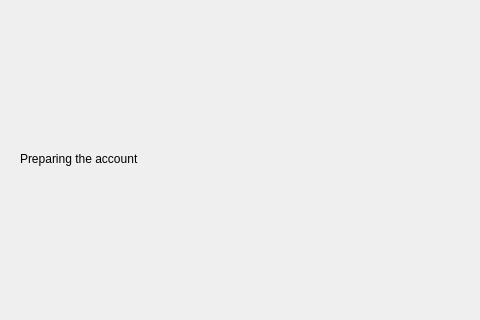
Before: the Qt Designer form src/gui/accountsettings.ui in opencloud-eu/desktop, drawn with Qt 5; both pictures show x 0 to 480 and y 117 to 437 of the 678 by 557 pixel window.
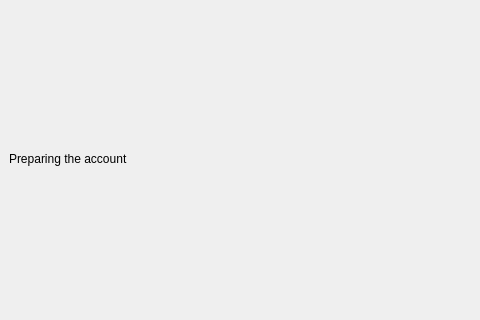
After: the same form once the commit is applied. The open tabs and pages were chosen to show the change. Custom widgets are drawn as their Qt base class.

Commit message: Remove margins around the content widgets

The edit to the form file:
```diff
--- a/src/gui/accountsettings.ui
+++ b/src/gui/accountsettings.ui
@@ -14,6 +14,18 @@
    <string>Form</string>
   </property>
   <layout class="QVBoxLayout" name="verticalLayout_2">
+   <property name="leftMargin">
+    <number>0</number>
+   </property>
+   <property name="topMargin">
+    <number>0</number>
+   </property>
+   <property name="rightMargin">
+    <number>0</number>
+   </property>
+   <property name="bottomMargin">
+    <number>0</number>
+   </property>
    <item>
     <widget class="QStackedWidget" name="stackedWidget">
      <property name="sizePolicy">
```
Left out of the diff: 2 changed lines with no effect on the pictures. The commit also changes 1 other file.
